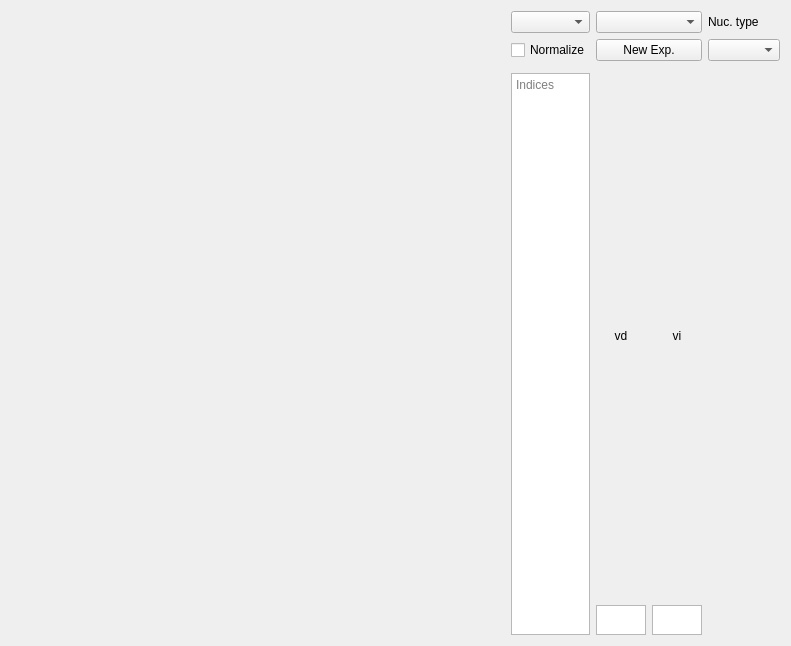
Above: GUI/designer/sensitivity_widget.ui from alsinmr/pyDR before the change. Below: the same form after it.
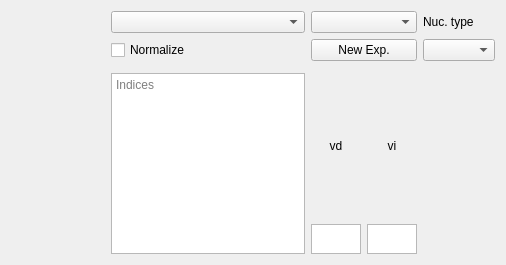
That is the form after the change.

```diff
--- a/GUI/designer/sensitivity_widget.ui
+++ b/GUI/designer/sensitivity_widget.ui
@@ -6,8 +6,8 @@
    <rect>
     <x>0</x>
     <y>0</y>
-    <width>730</width>
-    <height>646</height>
+    <width>506</width>
+    <height>265</height>
    </rect>
   </property>
   <property name="windowTitle">
@@ -22,7 +22,7 @@
         <enum>QLayout::SetMaximumSize</enum>
        </property>
        <property name="leftMargin">
-        <number>500</number>
+        <number>100</number>
        </property>
        <property name="topMargin">
         <number>0</number>
```
